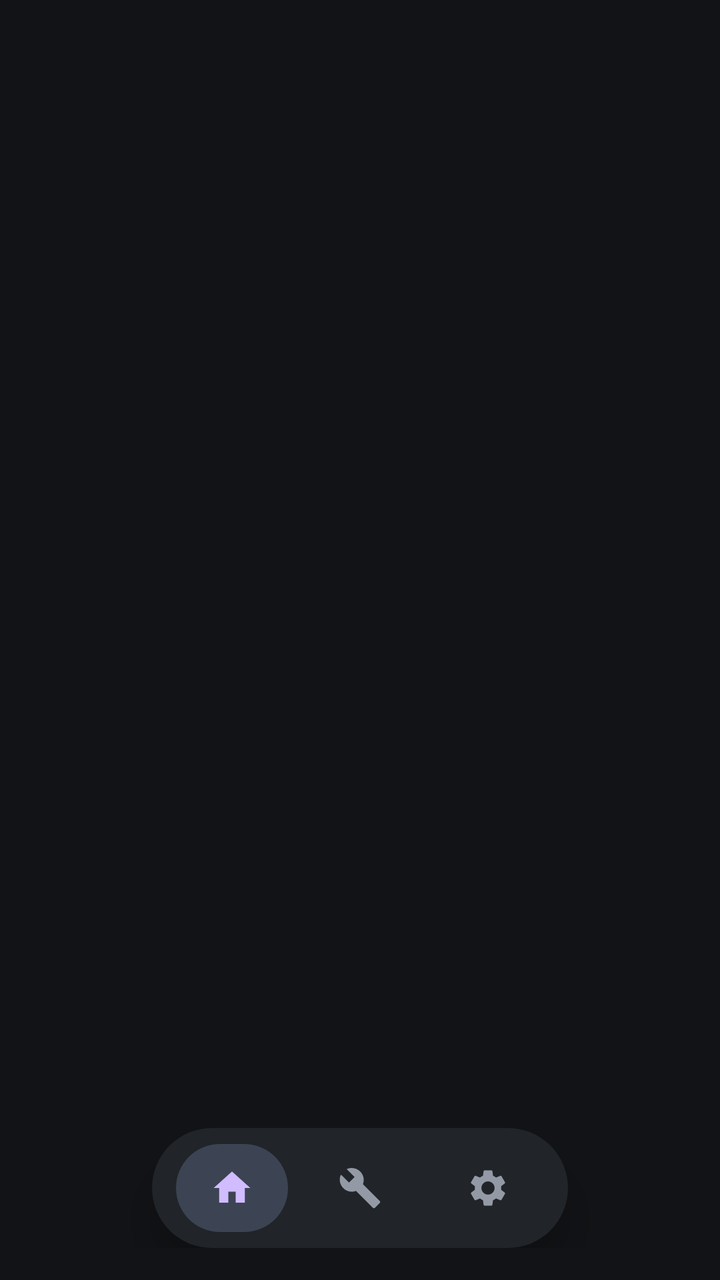
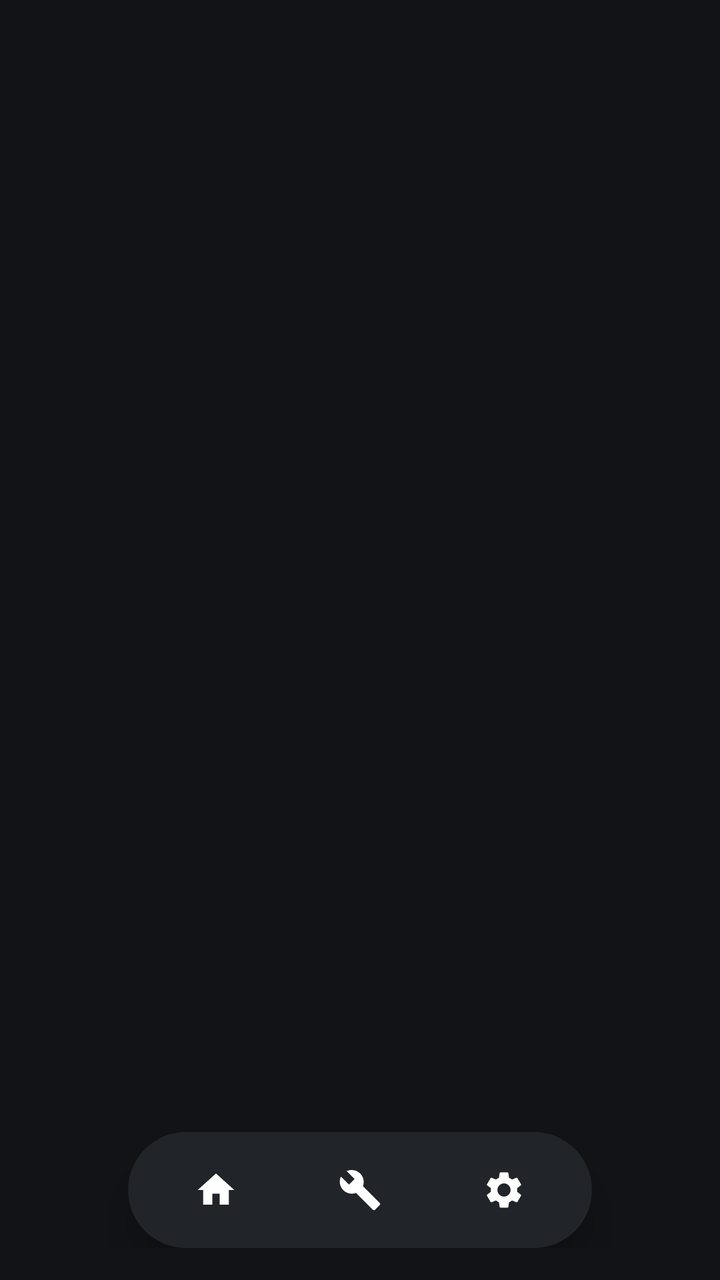

Compare the two renders of this Android layout. The source of the first and the diff that turns it into the second are given below.
<!-- AndroidManifest.xml: application theme Theme.DriverLoader -->
<!-- res/layout/activity_main.xml -->
<?xml version="1.0" encoding="utf-8"?>
<FrameLayout xmlns:android="http://schemas.android.com/apk/res/android"
    xmlns:app="http://schemas.android.com/apk/res-auto"
    android:layout_width="match_parent"
    android:layout_height="match_parent"
    android:background="@color/apatch_background">

    
    <FrameLayout
        android:id="@+id/fragmentContainer"
        android:layout_width="match_parent"
        android:layout_height="match_parent" />

    
    <LinearLayout
        android:layout_width="match_parent"
        android:layout_height="wrap_content"
        android:layout_gravity="bottom"
        android:gravity="center"
        android:paddingBottom="16dp">

        <LinearLayout
            android:id="@+id/floatingBar"
            android:layout_width="wrap_content"
            android:layout_height="60dp"
            android:background="@drawable/apatch_floating_bar_bg"
            android:gravity="center_vertical"
            android:orientation="horizontal"
            android:elevation="12dp"
            android:paddingHorizontal="8dp">

            
            <FrameLayout
                android:id="@+id/tabDashboard"
                android:layout_width="56dp"
                android:layout_height="44dp"
                android:layout_marginHorizontal="4dp"
                android:background="@drawable/apatch_pill_selected"
                android:clickable="true"
                android:focusable="true">

                <ImageView
                    android:id="@+id/iconDashboard"
                    android:layout_width="22dp"
                    android:layout_height="22dp"
                    android:layout_gravity="center"
                    android:src="@drawable/ic_nav_home_fill"
                    app:tint="@color/apatch_primary" />
            </FrameLayout>

            
            <FrameLayout
                android:id="@+id/tabLoader"
                android:layout_width="56dp"
                android:layout_height="44dp"
                android:layout_marginHorizontal="4dp"
                android:clickable="true"
                android:focusable="true">

                <ImageView
                    android:id="@+id/iconLoader"
                    android:layout_width="22dp"
                    android:layout_height="22dp"
                    android:layout_gravity="center"
                    android:src="@drawable/ic_nav_wrench"
                    app:tint="#939AA5" />
            </FrameLayout>

            
            <FrameLayout
                android:id="@+id/tabSettings"
                android:layout_width="56dp"
                android:layout_height="44dp"
                android:layout_marginHorizontal="4dp"
                android:clickable="true"
                android:focusable="true">

                <ImageView
                    android:id="@+id/iconSettings"
                    android:layout_width="22dp"
                    android:layout_height="22dp"
                    android:layout_gravity="center"
                    android:src="@drawable/ic_nav_gear"
                    app:tint="#939AA5" />
            </FrameLayout>

        </LinearLayout>
    </LinearLayout>

</FrameLayout>
<!-- resources referenced by this layout -->
<resources>
  <color name="apatch_background">#121316</color>
  <color name="apatch_primary">#D0BCFF</color>
  <!-- drawable apatch_floating_bar_bg (drawable) -->
  <?xml version="1.0" encoding="utf-8"?>
  <shape xmlns:android="http://schemas.android.com/apk/res/android"
      android:shape="rectangle">
      <corners android:radius="34dp" />
      <solid android:color="#212429" />
  </shape>
  <!-- drawable apatch_pill_selected (drawable) -->
  <?xml version="1.0" encoding="utf-8"?>
  <shape xmlns:android="http://schemas.android.com/apk/res/android"
      android:shape="rectangle">
      <corners android:radius="26dp" />
      <solid android:color="#3C4453" />
  </shape>
  <!-- drawable ic_nav_gear (drawable) -->
  <vector xmlns:android="http://schemas.android.com/apk/res/android"
      android:width="24dp"
      android:height="24dp"
      android:viewportWidth="24"
      android:viewportHeight="24">
      <path
          android:fillColor="#FFFFFFFF"
          android:pathData="M19.14,12.94c0.04,-0.3 0.06,-0.61 0.06,-0.94c0,-0.32 -0.02,-0.64 -0.07,-0.94l2.03,-1.58c0.18,-0.14 0.23,-0.41 0.12,-0.61l-1.92,-3.32c-0.12,-0.22 -0.37,-0.29 -0.59,-0.22l-2.39,0.96c-0.5,-0.38 -1.03,-0.7 -1.62,-0.94L14.4,2.81c-0.04,-0.24 -0.24,-0.41 -0.48,-0.41h-3.84c-0.24,0 -0.43,0.17 -0.47,0.41L9.25,5.35C8.66,5.59 8.12,5.92 7.63,6.29L5.24,5.33c-0.22,-0.08 -0.47,0 -0.59,0.22L2.74,8.87c-0.12,0.21 -0.08,0.47 0.12,0.61l2.03,1.58c-0.05,0.3 -0.09,0.63 -0.09,0.94s0.02,0.64 0.07,0.94l-2.03,1.58c-0.18,0.14 -0.23,0.41 -0.12,0.61l1.92,3.32c0.12,0.22 0.37,0.29 0.59,0.22l2.39,-0.96c0.5,0.38 1.03,0.7 1.62,0.94l0.36,2.54c0.05,0.24 0.24,0.41 0.48,0.41h3.84c0.24,0 0.44,-0.17 0.47,-0.41l0.36,-2.54c0.59,-0.24 1.13,-0.56 1.62,-0.94l2.39,0.96c0.22,0.08 0.47,0 0.59,-0.22l1.92,-3.32c0.12,-0.22 0.07,-0.47 -0.12,-0.61L19.14,12.94zM12,15.6c-1.98,0 -3.6,-1.62 -3.6,-3.6s1.62,-3.6 3.6,-3.6s3.6,1.62 3.6,3.6S13.98,15.6 12,15.6z"/>
  </vector>
  <!-- drawable ic_nav_home_fill (drawable) -->
  <vector xmlns:android="http://schemas.android.com/apk/res/android"
      android:width="24dp"
      android:height="24dp"
      android:viewportWidth="24"
      android:viewportHeight="24">
      <path
          android:fillColor="#FFFFFFFF"
          android:pathData="M10,20v-6h4v6h5v-8h3L12,3L2,12h3v8z"/>
  </vector>
  <!-- drawable ic_nav_wrench (drawable) -->
  <vector xmlns:android="http://schemas.android.com/apk/res/android"
      android:width="24dp"
      android:height="24dp"
      android:viewportWidth="24"
      android:viewportHeight="24">
      <path
          android:fillColor="#FFFFFFFF"
          android:pathData="M22.7,19l-9.1,-9.1c0.9,-2.3 0.4,-5 -1.5,-6.9c-2,-2 -5,-2.4 -7.4,-1.3L9,6L6,9L1.6,4.7C0.4,7.1 0.9,10.1 2.9,12.1c1.9,1.9 4.6,2.4 6.9,1.5l9.1,9.1c0.4,0.4 1,0.4 1.4,0l2.3,-2.3c0.5,-0.4 0.5,-1.1 0.1,-1.4z"/>
  </vector>
  <style name="Theme.DriverLoader" parent="Theme.Material3.Dark.NoActionBar">
          <item name="android:statusBarColor">@color/apatch_background</item>
          <item name="android:navigationBarColor">@color/apatch_surface</item>
          <item name="android:windowBackground">@color/apatch_background</item>
          <item name="colorPrimary">@color/apatch_primary</item>
          <item name="colorSecondary">@color/apatch_secondary</item>
          <item name="colorSurface">@color/apatch_surface</item>
          <item name="colorOutline">@color/apatch_outline</item>
      </style>
  <color name="apatch_surface">#1A1C1E</color>
  <color name="apatch_secondary">#CCC2DC</color>
  <color name="apatch_outline">#44474F</color>
</resources>

<!-- the commit's change to res/layout/activity_main.xml (unified diff, before → after) -->
@@ -22,7 +22,7 @@
         <LinearLayout
             android:id="@+id/floatingBar"
             android:layout_width="wrap_content"
-            android:layout_height="60dp"
+            android:layout_height="58dp"
             android:background="@drawable/apatch_floating_bar_bg"
             android:gravity="center_vertical"
             android:orientation="horizontal"
@@ -32,10 +32,9 @@
             
             <FrameLayout
                 android:id="@+id/tabDashboard"
-                android:layout_width="56dp"
-                android:layout_height="44dp"
+                android:layout_width="64dp"
+                android:layout_height="40dp"
                 android:layout_marginHorizontal="4dp"
-                android:background="@drawable/apatch_pill_selected"
                 android:clickable="true"
                 android:focusable="true">
 
@@ -44,15 +43,14 @@
                     android:layout_width="22dp"
                     android:layout_height="22dp"
                     android:layout_gravity="center"
-                    android:src="@drawable/ic_nav_home_fill"
-                    app:tint="@color/apatch_primary" />
+                    android:src="@drawable/ic_nav_home_fill" />
             </FrameLayout>
 
             
             <FrameLayout
                 android:id="@+id/tabLoader"
-                android:layout_width="56dp"
-                android:layout_height="44dp"
+                android:layout_width="64dp"
+                android:layout_height="40dp"
                 android:layout_marginHorizontal="4dp"
                 android:clickable="true"
                 android:focusable="true">
@@ -62,15 +60,14 @@
                     android:layout_width="22dp"
                     android:layout_height="22dp"
                     android:layout_gravity="center"
-                    android:src="@drawable/ic_nav_wrench"
-                    app:tint="#939AA5" />
+                    android:src="@drawable/ic_nav_wrench" />
             </FrameLayout>
 
             
             <FrameLayout
                 android:id="@+id/tabSettings"
-                android:layout_width="56dp"
-                android:layout_height="44dp"
+                android:layout_width="64dp"
+                android:layout_height="40dp"
                 android:layout_marginHorizontal="4dp"
                 android:clickable="true"
                 android:focusable="true">
@@ -80,8 +77,7 @@
                     android:layout_width="22dp"
                     android:layout_height="22dp"
                     android:layout_gravity="center"
-                    android:src="@drawable/ic_nav_gear"
-                    app:tint="#939AA5" />
+                    android:src="@drawable/ic_nav_gear" />
             </FrameLayout>
 
         </LinearLayout>
<!-- resource entries referenced after the edit -->
@@ -8,13 +8,6 @@
       android:shape="rectangle">
       <corners android:radius="34dp" />
       <solid android:color="#212429" />
-  </shape>
-  <!-- drawable apatch_pill_selected (drawable) -->
-  <?xml version="1.0" encoding="utf-8"?>
-  <shape xmlns:android="http://schemas.android.com/apk/res/android"
-      android:shape="rectangle">
-      <corners android:radius="26dp" />
-      <solid android:color="#3C4453" />
   </shape>
   <!-- drawable ic_nav_gear (drawable) -->
   <vector xmlns:android="http://schemas.android.com/apk/res/android"
